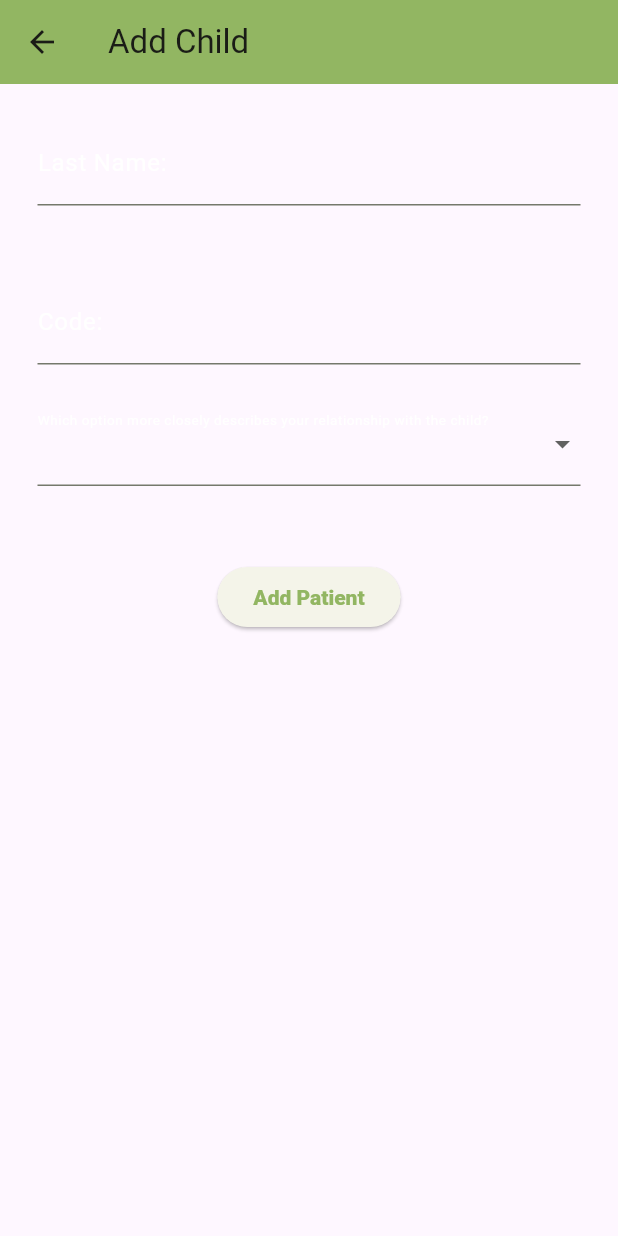
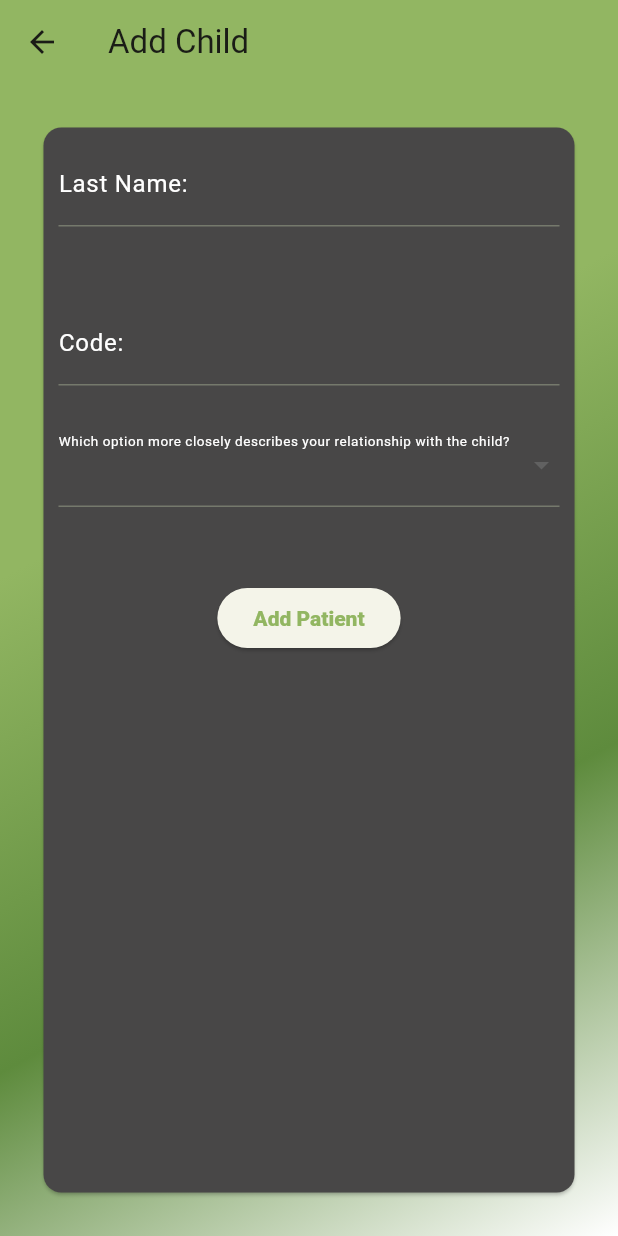
Before and after one commit to adamWinebarger/Dr.-Als-ShIFT, a Flutter app: the screen it shows once a user with an empty profile is signed in, after a tap on the "add" icon, on a phone screen of 412 x 824 dp. Run offline on Flutter 3.47's test engine with Material 3 defaults, Android fonts, the phone set to English and light mode, and no system bars; our stand-ins replace cloud_firestore, email_validator, firebase_auth, firebase_core, firebase_messaging, flutter_signin_button and 1 more; missing offline and left inert: password_field_validator, sf_symbols; accounts and stored records are empty; generated files the repository leaves out were written again.

Commit message:
Fixed the key properties stuff for the Anroid side

```diff
--- a/lib/main.dart
+++ b/lib/main.dart
@@ -26,7 +26,7 @@ class App extends StatelessWidget {
       theme: ThemeData.light().copyWith(
         colorScheme: ColorScheme.fromSeed(
           seedColor: Color(0xFF92b662),
-          primary: Color(0xFF92b662),
+            primary: Color(0xFF92b662),
           secondary: Color(0xFF484747),
           //brightness: Brightness.light,
           surface: Color(0xFF92b662),
@@ -129,11 +129,11 @@ class App extends StatelessWidget {
                         //check if adminID exists within this doc
                         if (userData != null && userData.containsKey('adminID')) {
 
-                          return const PatientListScreen(isAdmin: true);
+                          return PatientListScreen(isAdmin: true);
                         }
 
                         //case for when we don't find an adminID
-                        return const PatientListScreen(isAdmin: false);
+                        return PatientListScreen(isAdmin: false);
                       } else {
                         return const AuthScreen();
                       }
@@ -176,13 +176,13 @@ class App extends StatelessWidget {
           //Pushing to PatientScreen in Admin Mode
           Navigator.pushReplacement(
             context,
-            MaterialPageRoute(builder: (context) => const PatientListScreen(isAdmin: true))
+            MaterialPageRoute(builder: (context) => PatientListScreen(isAdmin: true))
           );
         } else {
           //Regular PatientListScreen
           Navigator.pushReplacement(
             context,
-            MaterialPageRoute(builder: (context) => const PatientListScreen(isAdmin: false))
+            MaterialPageRoute(builder: (context) => PatientListScreen(isAdmin: false))
           );
         }
       }),
--- a/lib/screens/add_patient_screen.dart
+++ b/lib/screens/add_patient_screen.dart
@@ -2,6 +2,7 @@ import 'package:cloud_firestore/cloud_firestore.dart';
 import 'package:firebase_auth/firebase_auth.dart';
 import 'package:flutter/material.dart';
 import 'package:questionmakerteacher/models/answerer.dart';
+import 'package:questionmakerteacher/models/theme_data.dart';
 import 'package:questionmakerteacher/stringextension.dart';
 
 class AddPatientScreen extends StatefulWidget {
@@ -142,8 +143,13 @@ class _AddPatientState extends State<AddPatientScreen> {
       appBar: AppBar(
         title: const Text("Add Child"),
       ),
-      body: Padding(
+      body: GradientContainer(
+          child: Padding(
             padding: EdgeInsets.all(25),
+            child: Card(
+              color: Color(0xFF484747),
+              child: Padding(
+                padding: EdgeInsets.all(10),
                 child: Center(
                   child: Form(
                     key: _formKey,
@@ -178,20 +184,36 @@ class _AddPatientState extends State<AddPatientScreen> {
                         ),
                         const SizedBox(height: 25,),
                         DropdownButtonFormField(
+                            dropdownColor: Theme.of(context).colorScheme.secondary,
                             decoration: const InputDecoration(
                               label: Text(
                                 "Which option more closely describes your relationship with the child?",
-                      style: TextStyle(fontSize: 12),
+                                style: TextStyle(
+                                  fontSize: 12,
+                                  color: Colors.white
+                                ),
                               ),
 
                             ),
                             items: [
                               const DropdownMenuItem(
-                        child: Text(""),
+                                child: Text(
+                                  "",
+                                  style: TextStyle(
+                                    color: Colors.white
+                                  ),
+                                ),
                                 value: null,
                               ),
                               for (final selection in ParentOrTeacher.values)
-                        DropdownMenuItem(child: Text(selection.name.capitalize()), value: selection,)
+                                DropdownMenuItem(
+                                  child: Text(
+                                    selection.name.capitalize(),
+                                      style: TextStyle(
+                                          color: Colors.white
+                                      )
+                                  ), value: selection,
+                                )
                             ],
                             onChanged: (value) => _parentOrTeacher = value
                         ),
@@ -212,6 +234,9 @@ class _AddPatientState extends State<AddPatientScreen> {
                   ),
                 ),
               ),
+            )
+          )
+      ),
     );
   }
 }
--- a/lib/screens/auth.dart
+++ b/lib/screens/auth.dart
@@ -10,7 +10,8 @@ import 'package:questionmakerteacher/screens/patient_list_screen.dart';
 import 'package:sf_symbols/sf_symbols.dart';
 import 'package:flutter_signin_button/flutter_signin_button.dart';
 
-final _firebaseAuth = FirebaseAuth.instance;
+var _firebaseAuth = FirebaseAuth.instance;
+
 
 class AuthScreen extends StatefulWidget {
   const AuthScreen({super.key});
@@ -69,7 +70,7 @@ class _AuthScreenState extends State<AuthScreen> {
         */
         //print("In the start of isLogin");
 
-        final userCreds = await _firebaseAuth.signInWithEmailAndPassword(
+        await _firebaseAuth.signInWithEmailAndPassword(
             email: _enteredEmail, password: _enteredPassword);
 
       } else {
--- a/lib/screens/patient_list_screen.dart
+++ b/lib/screens/patient_list_screen.dart
@@ -7,15 +7,18 @@ import 'package:questionmakerteacher/models/theme_data.dart';
 import 'package:questionmakerteacher/screens/add_patient_screen.dart';
 import 'package:questionmakerteacher/screens/patient_view.dart';
 import 'package:firebase_messaging/firebase_messaging.dart';
+import 'auth.dart';
 
 import '../models/patient.dart';
 
-final _authenticatedUser = FirebaseAuth.instance.currentUser!;
+//User? _authenticatedUser = FirebaseAuth.instance.currentUser;
 
 class PatientListScreen extends StatefulWidget {
   const PatientListScreen({super.key, required this.isAdmin});
 
   final bool isAdmin;
+  //final User? authenticatedUser;
+
 
   @override
   State<StatefulWidget> createState() {
@@ -31,21 +34,27 @@ class _PatientListScreenState extends State<PatientListScreen> {
   final _formKey = GlobalKey<FormState>();
   final CollectionReference _crList = FirebaseFirestore.instance.collection("Patients");
   final DocumentReference _currentUserDoc = FirebaseFirestore.instance.collection("users").
-      doc(_authenticatedUser.uid);
+      doc(FirebaseAuth.instance.currentUser?.uid);
+  final _authenticatedUser = FirebaseAuth.instance.currentUser;
   //QueryDocumentSnapshot<Object?>? _foundChild;
 
   final _noPatientsWidget = const Center(child: Text("You have no patients to view"));
 
   void _logoutButtonPressed() {
+    print("Logging out");
+
     FirebaseAuth.instance.signOut();
   }
 
   Future<List<String>> _getApprovedPatients() async {
+    await FirebaseAuth.instance.currentUser?.reload();
+
     final currentUserDoc = await _currentUserDoc.get();
     final currentUserData = currentUserDoc.data() as Map<String, dynamic>;
     var viewableStudents = (currentUserData.containsKey('viewableStudents')) ?
       (currentUserData['viewableStudents'] as List?)?.map((item) => item as String).toList()
           ?? [] : [];
+    print(currentUserData['firstName']);
     //print(viewableStudents);
     var viewableChildren = currentUserData.containsKey('viewableChildren') ?
       (currentUserData['viewableChildren'] as List?)?.map((item) => item as String).toList()
@@ -53,6 +62,7 @@ class _PatientListScreenState extends State<PatientListScreen> {
     //List<String> patientList = (map2List != null && map2List.isNotEmpty) ? map2List : [];
     _viewableStudents = (viewableStudents.isNotEmpty) ? viewableStudents as List<String> : [];
     _viewableChildren = (viewableChildren.isNotEmpty) ? viewableChildren as List<String> : [];
+    print([...viewableChildren, ...viewableStudents]);
     return [...viewableChildren, ...viewableStudents];
   }
 
@@ -60,11 +70,13 @@ class _PatientListScreenState extends State<PatientListScreen> {
   * So instead of looking at the viewable children or viewable students, we need to essentially run
   * a query for any patients that have an administratorCode set to the UUID of the current admin user*/
   Future<List<String>> _getApprovedAdminPatients() async {
+    await FirebaseAuth.instance.currentUser?.reload();
+    //this is a cheesy way of doing this and we should come back and better encapsulate this at some point
+
     final currentUserDoc = _currentUserDoc.get();
     List<String> viewablePatients = [];
-
     final QuerySnapshot createdPatientsQuery = await FirebaseFirestore.instance.collection("Patients")
-      .where("AdministratorCode", isEqualTo: _authenticatedUser.uid).get();
+      .where("AdministratorCode", isEqualTo: _authenticatedUser?.uid).get();
 
     for (var docSnapshot in createdPatientsQuery.docs) {
       Map<String, dynamic> docData = docSnapshot.data() as Map<String, dynamic>;
@@ -137,6 +149,7 @@ class _PatientListScreenState extends State<PatientListScreen> {
   void initState() {
     super.initState();
     _setupPushNotifs();
+    //print(widget.isAdmin);
     if (widget.isAdmin) {
       _getApprovedAdminPatients().then((value) {
         setState(() {
```
Also changed, not shown: 5 other files. Lines whose indentation alone changed are shown as unchanged.
